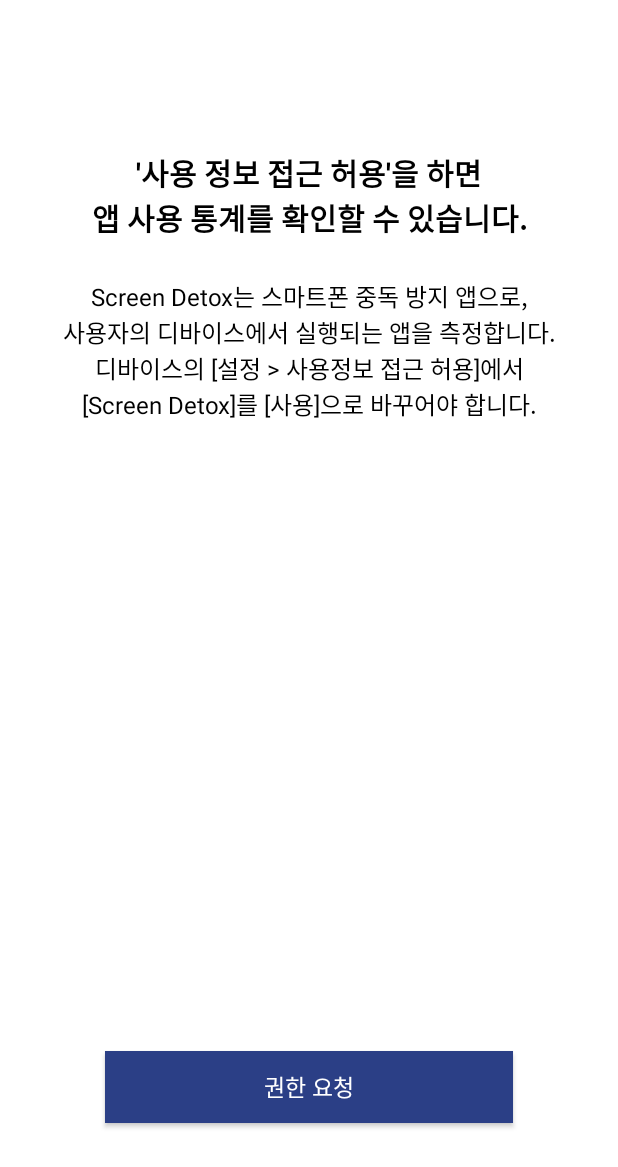
After one commit to hamcoding9/ScreenDetox-v2, an Android app: the layout activity_launcher.xml on its own in the app's theme, with its tools: preview values and no code run, on a phone screen of 412 x 824 dp. The commit adds this screen. Shown: the top 1167 px of the screen. Run offline under Robolectric (Android 15) with nearby library versions, the phone set to English and light mode, and no system bars.

Commit message:
[feat] 권한 요청 기능 추가

```diff
--- a/app/src/main/AndroidManifest.xml
+++ b/app/src/main/AndroidManifest.xml
@@ -2,9 +2,7 @@
 <manifest xmlns:android="http://schemas.android.com/apk/res/android"
     xmlns:tools="http://schemas.android.com/tools">
 
-    <uses-permission-sdk-23
-        android:name="android.permission.PACKAGE_USAGE_STATS"
-        tools:ignore="ProtectedPermissions" />
+    <uses-permission-sdk-23 android:name="android.permission.PACKAGE_USAGE_STATS" />
 
     <uses-permission
         android:name="android.permission.QUERY_ALL_PACKAGES"
--- /dev/null
+++ b/app/src/main/res/layout/activity_launcher.xml
@@ -0,0 +1,45 @@
+<?xml version="1.0" encoding="utf-8"?>
+<androidx.constraintlayout.widget.ConstraintLayout xmlns:android="http://schemas.android.com/apk/res/android"
+    xmlns:app="http://schemas.android.com/apk/res-auto"
+    android:layout_width="match_parent"
+    android:layout_height="match_parent">
+
+    <TextView
+        android:id="@+id/tvPermissionDescLarge"
+        style="@style/TitleBlack20.Bold"
+        android:layout_width="0dp"
+        android:layout_height="wrap_content"
+        android:layout_marginTop="100dp"
+        android:gravity="center"
+        android:text="@string/permissionDescLarge"
+        app:layout_constraintEnd_toEndOf="parent"
+        app:layout_constraintStart_toStartOf="parent"
+        app:layout_constraintTop_toTopOf="parent" />
+
+    <TextView
+        android:id="@+id/tvPermission"
+        style="@style/TitleBlack16"
+        android:layout_width="0dp"
+        android:layout_height="wrap_content"
+        android:layout_marginTop="25dp"
+        android:gravity="center"
+        android:text="@string/permissionDesc"
+        app:layout_constraintEnd_toEndOf="parent"
+        app:layout_constraintStart_toStartOf="parent"
+        app:layout_constraintTop_toBottomOf="@id/tvPermissionDescLarge" />
+
+    <androidx.appcompat.widget.AppCompatButton
+        android:id="@+id/btnPermission"
+        style="@style/TitleWhite15"
+        android:layout_width="0dp"
+        android:layout_height="wrap_content"
+        android:layout_marginStart="70dp"
+        android:layout_marginEnd="70dp"
+        android:layout_marginBottom="75dp"
+        android:background="@color/allPrimary"
+        android:text="권한 요청"
+        app:layout_constraintBottom_toBottomOf="parent"
+        app:layout_constraintEnd_toEndOf="parent"
+        app:layout_constraintStart_toStartOf="parent" />
+
+</androidx.constraintlayout.widget.ConstraintLayout>
--- a/app/src/main/res/values/strings.xml
+++ b/app/src/main/res/values/strings.xml
@@ -16,4 +16,6 @@
     <string name="RequestFrendNegativeBtn">취소</string>
     <string name="notiInfo">친구 요청을 받았습니다.</string>
     <string name="notiBtnSubmit">승인</string>
+    <string name="permissionDescLarge">\'사용 정보 접근 허용\'을 하면\n앱 사용 통계를 확인할 수 있습니다.</string>
+    <string name="permissionDesc">Screen Detox는 스마트폰 중독 방지 앱으로,\n사용자의 디바이스에서 실행되는 앱을 측정합니다.\n디바이스의 [설정 > 사용정보 접근 허용]에서\n[Screen Detox]를 [사용]으로 바꾸어야 합니다.</string>
 </resources>
```
Also changed, not shown: app/src/main/java/com/hamcoding/screendetox/ui/LauncherActivity.kt (+47 -1 lines).
